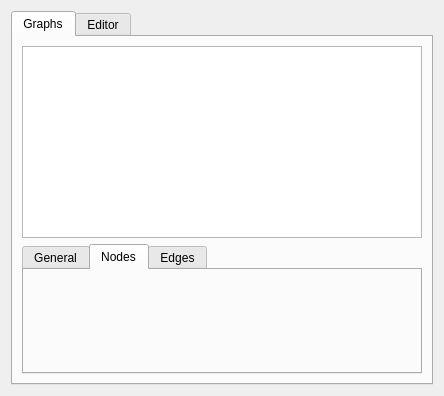
aelliott/GP2, file src/developer/preferences/appearancepreferences.ui: the form before one commit.
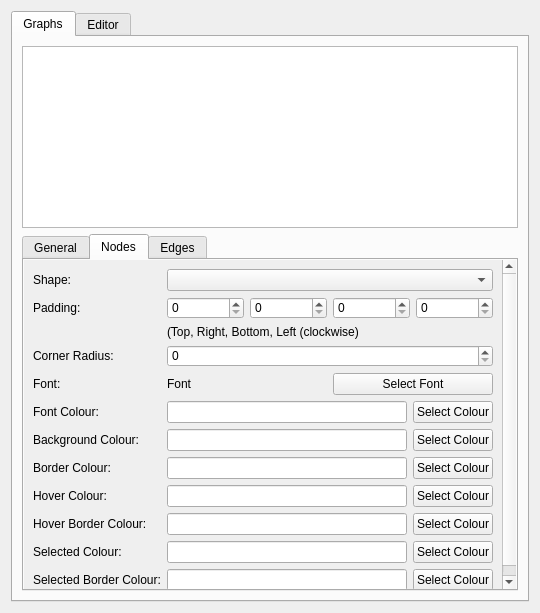
The form after the commit. The open tabs and pages were chosen to show the change. Icons and pictures are not drawn. Custom widgets are drawn as their Qt base class.

The edit to the form file:
```diff
--- a/src/developer/preferences/appearancepreferences.ui
+++ b/src/developer/preferences/appearancepreferences.ui
@@ -6,8 +6,8 @@
    <rect>
     <x>0</x>
     <y>0</y>
-    <width>444</width>
-    <height>396</height>
+    <width>540</width>
+    <height>613</height>
    </rect>
   </property>
   <property name="windowTitle">
@@ -25,7 +25,14 @@
       </attribute>
       <layout class="QVBoxLayout" name="verticalLayout_2">
        <item>
-        <widget class="Developer::GraphWidget" name="graphicsView"/>
+        <widget class="Developer::GraphWidget" name="graphicsView">
+         <property name="minimumSize">
+          <size>
+           <width>0</width>
+           <height>160</height>
+          </size>
+         </property>
+        </widget>
        </item>
        <item>
         <widget class="QTabWidget" name="tabWidget_2">
@@ -41,6 +48,302 @@
           <attribute name="title">
            <string>Nodes</string>
           </attribute>
+          <layout class="QVBoxLayout" name="verticalLayout_5">
+           <property name="spacing">
+            <number>0</number>
+           </property>
+           <property name="leftMargin">
+            <number>0</number>
+           </property>
+           <property name="topMargin">
+            <number>0</number>
+           </property>
+           <property name="rightMargin">
+            <number>0</number>
+           </property>
+           <property name="bottomMargin">
+            <number>0</number>
+           </property>
+           <item>
+            <widget class="QScrollArea" name="scrollArea">
+             <property name="styleSheet">
+              <string notr="true">QFrame#scrollArea { border: 0; }</string>
+             </property>
+             <property name="frameShape">
+              <enum>QFrame::NoFrame</enum>
+             </property>
+             <property name="widgetResizable">
+              <bool>true</bool>
+             </property>
+             <widget class="QWidget" name="scrollAreaWidgetContents">
+              <property name="geometry">
+               <rect>
+                <x>0</x>
+                <y>0</y>
+                <width>449</width>
+                <height>483</height>
+               </rect>
+              </property>
+              <layout class="QFormLayout" name="formLayout_3">
+               <item row="0" column="0">
+                <widget class="QLabel" name="shapeLabel">
+                 <property name="text">
+                  <string>Shape:</string>
+                 </property>
+                </widget>
+               </item>
+               <item row="0" column="1">
+                <widget class="QComboBox" name="shapeComboBox"/>
+               </item>
+               <item row="1" column="0">
+                <widget class="QLabel" name="paddingLabel">
+                 <property name="text">
+                  <string>Padding:</string>
+                 </property>
+                </widget>
+               </item>
+               <item row="1" column="1">
+                <layout class="QHBoxLayout" name="paddingLayout">
+                 <item>
+                  <widget class="QSpinBox" name="paddingTopSpinBox"/>
+                 </item>
+                 <item>
+                  <widget class="QSpinBox" name="paddingRightSpinBox"/>
+                 </item>
+                 <item>
+                  <widget class="QSpinBox" name="paddingBottomSpinBox"/>
+                 </item>
+                 <item>
+                  <widget class="QSpinBox" name="paddingLeftSpinBox"/>
+                 </item>
+                </layout>
+               </item>
+               <item row="2" column="1">
+                <widget class="QLabel" name="paddingGuide">
+                 <property name="text">
+                  <string>(Top, Right, Bottom, Left (clockwise)</string>
+                 </property>
+                </widget>
+               </item>
+               <item row="3" column="0">
+                <widget class="QLabel" name="cornerRadiusLabel">
+                 <property name="text">
+                  <string>Corner Radius:</string>
+                 </property>
+                </widget>
+               </item>
+               <item row="3" column="1">
+                <widget class="QSpinBox" name="cornerRadiusSpinBox"/>
+               </item>
+               <item row="4" column="0">
+                <widget class="QLabel" name="fontLabel">
+                 <property name="text">
+                  <string>Font:</string>
+                 </property>
+                </widget>
+               </item>
+               <item row="4" column="1">
+                <layout class="QHBoxLayout" name="fontLayout">
+                 <item>
+                  <widget class="QLabel" name="fontPreviewLabel">
+                   <property name="text">
+                    <string>Font</string>
+                   </property>
+                  </widget>
+                 </item>
+                 <item>
+                  <widget class="QPushButton" name="selectFontButton">
+                   <property name="text">
+                    <string>Select Font</string>
+                   </property>
+                   <property name="icon">
+                    <iconset resource="../icons.qrc">
+                     <normaloff>:/icons/small_font.png</normaloff>:/icons/small_font.png</iconset>
+                   </property>
+                  </widget>
+                 </item>
+                </layout>
+               </item>
+               <item row="5" column="0">
+                <widget class="QLabel" name="fontColourLabel">
+                 <property name="text">
+                  <string>Font Colour:</string>
+                 </property>
+                </widget>
+               </item>
+               <item row="5" column="1">
+                <layout class="QHBoxLayout" name="fontColourLayout">
+                 <item>
+                  <widget class="QLineEdit" name="fontColourEdit"/>
+                 </item>
+                 <item>
+                  <widget class="QPushButton" name="selectFontColourButton">
+                   <property name="text">
+                    <string>Select Colour</string>
+                   </property>
+                   <property name="icon">
+                    <iconset resource="../icons.qrc">
+                     <normaloff>:/icons/small_palette.png</normaloff>:/icons/small_palette.png</iconset>
+                   </property>
+                  </widget>
+                 </item>
+                </layout>
+               </item>
+               <item row="6" column="0">
+                <widget class="QLabel" name="backgroundColourLabel">
+                 <property name="text">
+                  <string>Background Colour:</string>
+                 </property>
+                </widget>
+               </item>
+               <item row="6" column="1">
+                <layout class="QHBoxLayout" name="backgroundColourLayout">
+                 <item>
+                  <widget class="QLineEdit" name="backgroundColourEdit"/>
+                 </item>
+                 <item>
+                  <widget class="QPushButton" name="selectBackgroundColourButton">
+                   <property name="text">
+                    <string>Select Colour</string>
+                   </property>
+                   <property name="icon">
+                    <iconset resource="../icons.qrc">
+                     <normaloff>:/icons/small_palette.png</normaloff>:/icons/small_palette.png</iconset>
+                   </property>
+                  </widget>
+                 </item>
+                </layout>
+               </item>
+               <item row="7" column="0">
+                <widget class="QLabel" name="borderColourLabel">
+                 <property name="text">
+                  <string>Border Colour:</string>
+                 </property>
+                </widget>
+               </item>
+               <item row="7" column="1">
+                <layout class="QHBoxLayout" name="borderColourLayout">
+                 <item>
+                  <widget class="QLineEdit" name="borderColourEdit"/>
+                 </item>
+                 <item>
+                  <widget class="QPushButton" name="selectBorderColourButton">
+                   <property name="text">
+                    <string>Select Colour</string>
+                   </property>
+                   <property name="icon">
+                    <iconset resource="../icons.qrc">
+                     <normaloff>:/icons/small_palette.png</normaloff>:/icons/small_palette.png</iconset>
+                   </property>
+                  </widget>
+                 </item>
+                </layout>
+               </item>
+               <item row="8" column="0">
+                <widget class="QLabel" name="hoverColourLabel">
+                 <property name="text">
+                  <string>Hover Colour:</string>
+                 </property>
+                </widget>
+               </item>
+               <item row="8" column="1">
+                <layout class="QHBoxLayout" name="hoverColourLayout">
+                 <item>
+                  <widget class="QLineEdit" name="hoverColourEdit"/>
+                 </item>
+                 <item>
+                  <widget class="QPushButton" name="selectHoverColourButton">
+                   <property name="text">
+                    <string>Select Colour</string>
+                   </property>
+                   <property name="icon">
+                    <iconset resource="../icons.qrc">
+                     <normaloff>:/icons/small_palette.png</normaloff>:/icons/small_palette.png</iconset>
+                   </property>
+                  </widget>
+                 </item>
+                </layout>
+               </item>
+               <item row="9" column="0">
+                <widget class="QLabel" name="hoverBorderColourLabel">
+                 <property name="text">
+                  <string>Hover Border Colour:</string>
+                 </property>
+                </widget>
+               </item>
+               <item row="9" column="1">
+                <layout class="QHBoxLayout" name="hoverBorderColourLayout">
+                 <item>
+                  <widget class="QLineEdit" name="hoverBorderColourEdit"/>
+                 </item>
+                 <item>
+                  <widget class="QPushButton" name="selectHoverBorderColourButton">
+                   <property name="text">
+                    <string>Select Colour</string>
+                   </property>
+                   <property name="icon">
+                    <iconset resource="../icons.qrc">
+                     <normaloff>:/icons/small_palette.png</normaloff>:/icons/small_palette.png</iconset>
+                   </property>
+                  </widget>
+                 </item>
+                </layout>
+               </item>
+               <item row="10" column="0">
+                <widget class="QLabel" name="selectedColourLabel">
+                 <property name="text">
+                  <string>Selected Colour:</string>
+                 </property>
+                </widget>
+               </item>
+               <item row="10" column="1">
+                <layout class="QHBoxLayout" name="selectedColourLayout">
+                 <item>
+                  <widget class="QLineEdit" name="selectedColourEdit"/>
+                 </item>
+                 <item>
+                  <widget class="QPushButton" name="selectSelectedColourButton">
+                   <property name="text">
+                    <string>Select Colour</string>
+                   </property>
+                   <property name="icon">
+                    <iconset resource="../icons.qrc">
+                     <normaloff>:/icons/small_palette.png</normaloff>:/icons/small_palette.png</iconset>
+                   </property>
+                  </widget>
+                 </item>
+                </layout>
+               </item>
+               <item row="11" column="0">
+                <widget class="QLabel" name="selectedBorderColourLabel">
+                 <property name="text">
+                  <string>Selected Border Colour:</string>
+                 </property>
+                </widget>
+               </item>
+               <item row="11" column="1">
+                <layout class="QHBoxLayout" name="selectedBorderColourLayout">
+                 <item>
+                  <widget class="QLineEdit" name="selectedBorderColourEdit"/>
+                 </item>
+                 <item>
+                  <widget class="QPushButton" name="selectSelectedBorderColourButton">
+                   <property name="text">
+                    <string>Select Colour</string>
+                   </property>
+                   <property name="icon">
+                    <iconset resource="../icons.qrc">
+                     <normaloff>:/icons/small_palette.png</normaloff>:/icons/small_palette.png</iconset>
+                   </property>
+                  </widget>
+                 </item>
+                </layout>
+               </item>
+              </layout>
+             </widget>
+            </widget>
+           </item>
+          </layout>
          </widget>
          <widget class="QWidget" name="graphEdgesTab">
           <attribute name="title">
@@ -179,16 +482,16 @@
   </layout>
  </widget>
  <customwidgets>
-  <customwidget>
-   <class>Developer::ProgramEditor</class>
-   <extends>QPlainTextEdit</extends>
-   <header>programeditor.hpp</header>
-  </customwidget>
   <customwidget>
    <class>Developer::GraphWidget</class>
    <extends>QGraphicsView</extends>
    <header>graphview/graphwidget.hpp</header>
   </customwidget>
+  <customwidget>
+   <class>Developer::ProgramEditor</class>
+   <extends>QPlainTextEdit</extends>
+   <header>programeditor.hpp</header>
+  </customwidget>
  </customwidgets>
  <resources>
   <include location="../icons.qrc"/>
```
Left out of the diff: 25 changed lines with no effect on the pictures.
